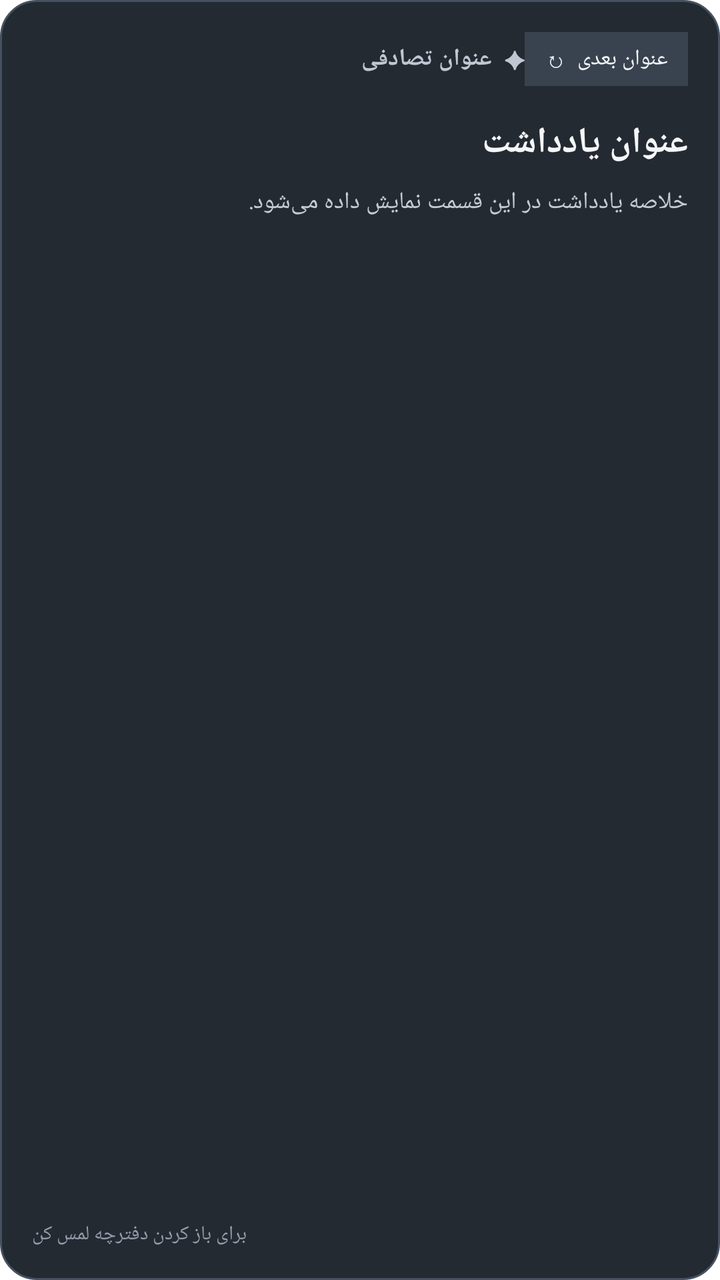
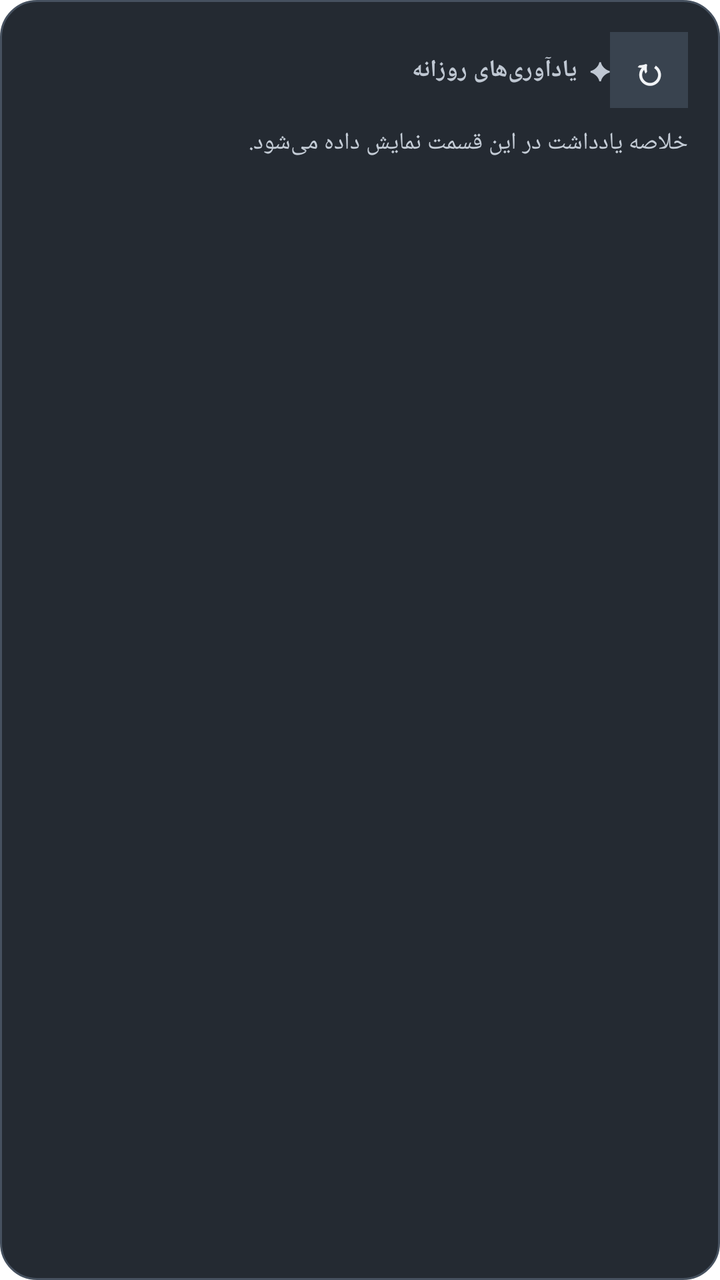

Before-and-after screenshots of an Android layout around one commit, followed by the original layout XML and the change that was made.
<!-- AndroidManifest.xml: fallback theme Theme.MaterialComponents.DayNight.NoActionBar -->
<!-- res/layout/featured_note_widget.xml -->
<?xml version="1.0" encoding="utf-8"?>
<LinearLayout xmlns:android="http://schemas.android.com/apk/res/android"
    android:id="@+id/featured_note_root"
    android:layout_width="match_parent"
    android:layout_height="match_parent"
    android:background="@drawable/notebook_widget_background"
    android:clickable="true"
    android:focusable="true"
    android:orientation="vertical"
    android:padding="16dp"
    android:layoutDirection="locale">

    <LinearLayout
        android:layout_width="match_parent"
        android:layout_height="wrap_content"
        android:gravity="center_vertical"
        android:orientation="horizontal">

        <TextView
            android:layout_width="0dp"
            android:layout_height="wrap_content"
            android:layout_weight="1"
            android:text="✦  عنوان تصادفی"
            android:textColor="#BFC7D2"
            android:textSize="12sp"
            android:textStyle="bold" />

        <TextView
            android:id="@+id/featured_note_next"
            android:layout_width="wrap_content"
            android:layout_height="wrap_content"
            android:background="#39434F"
            android:paddingStart="10dp"
            android:paddingTop="6dp"
            android:paddingEnd="10dp"
            android:paddingBottom="6dp"
            android:text="عنوان بعدی  ↻"
            android:textColor="#F2F4F7"
            android:textSize="11sp" />
    </LinearLayout>

    <TextView
        android:id="@+id/featured_note_title"
        android:layout_width="match_parent"
        android:layout_height="wrap_content"
        android:layout_marginTop="16dp"
        android:ellipsize="end"
        android:maxLines="2"
        android:text="عنوان یادداشت"
        android:textColor="#F5F6F8"
        android:textSize="18sp"
        android:textStyle="bold" />

    <TextView
        android:id="@+id/featured_note_body"
        android:layout_width="match_parent"
        android:layout_height="0dp"
        android:layout_weight="1"
        android:layout_marginTop="9dp"
        android:ellipsize="end"
        android:gravity="top"
        android:maxLines="3"
        android:text="خلاصه یادداشت در این قسمت نمایش داده می‌شود."
        android:textColor="#C4CCD6"
        android:textSize="12sp" />

    <TextView
        android:id="@+id/featured_note_hint"
        android:layout_width="match_parent"
        android:layout_height="wrap_content"
        android:gravity="end"
        android:text="برای باز کردن دفترچه لمس کن"
        android:textColor="#929EAC"
        android:textSize="10sp" />
</LinearLayout>
<!-- resources referenced by this layout -->
<resources>
  <!-- drawable notebook_widget_background (drawable) -->
  <?xml version="1.0" encoding="utf-8"?>
  <shape xmlns:android="http://schemas.android.com/apk/res/android" android:shape="rectangle">
      <solid android:color="#242A32" />
      <corners android:radius="18dp" />
      <stroke android:width="1dp" android:color="#46515F" />
  </shape>
</resources>

<!-- the commit's change to res/layout/featured_note_widget.xml (unified diff, before → after) -->
@@ -20,7 +20,8 @@
             android:layout_width="0dp"
             android:layout_height="wrap_content"
             android:layout_weight="1"
-            android:text="✦  عنوان تصادفی"
+            android:id="@+id/featured_note_heading"
+            android:text="✦  یادآوری‌های روزانه"
             android:textColor="#BFC7D2"
             android:textSize="12sp"
             android:textStyle="bold" />
@@ -34,13 +35,15 @@
             android:paddingTop="6dp"
             android:paddingEnd="10dp"
             android:paddingBottom="6dp"
-            android:text="عنوان بعدی  ↻"
+            android:text="↻"
             android:textColor="#F2F4F7"
-            android:textSize="11sp" />
+            android:textSize="19sp"
+            android:textStyle="bold" />
     </LinearLayout>
 
     <TextView
         android:id="@+id/featured_note_title"
+        android:visibility="gone"
         android:layout_width="match_parent"
         android:layout_height="wrap_content"
         android:layout_marginTop="16dp"
@@ -66,6 +69,7 @@
 
     <TextView
         android:id="@+id/featured_note_hint"
+        android:visibility="gone"
         android:layout_width="match_parent"
         android:layout_height="wrap_content"
         android:gravity="end"
